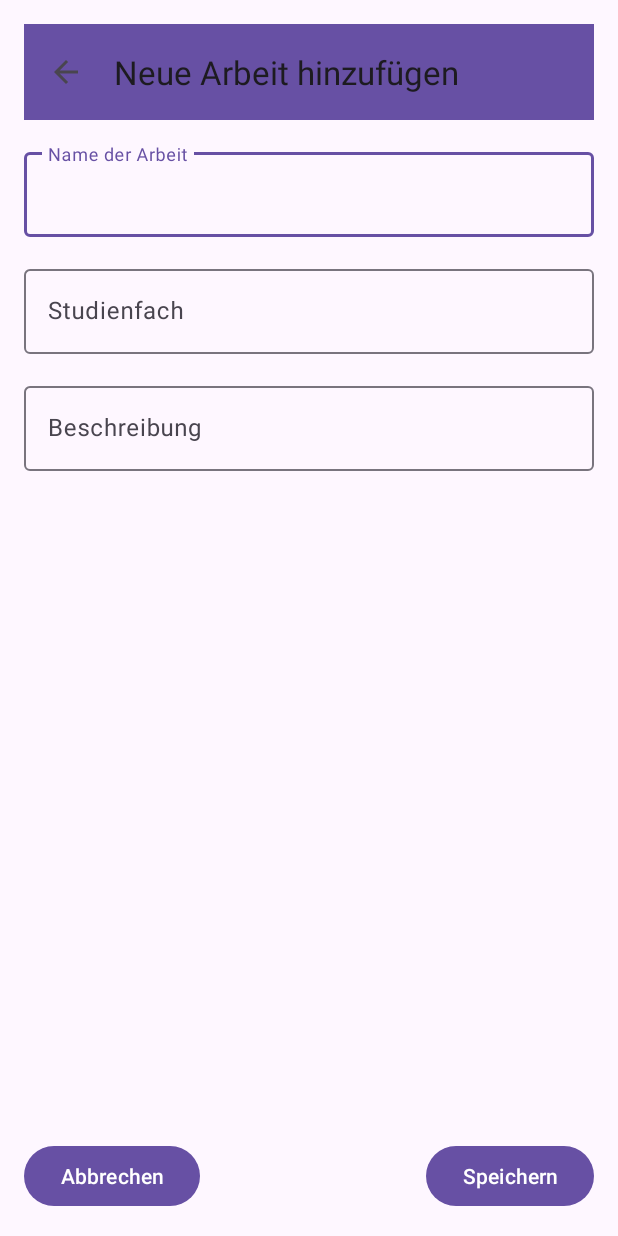
After one commit to julesjausen/Betreuer_App, an Android app: the AddWorkActivity screen opened directly, with no data from a screen before it, on a phone screen of 412 x 824 dp. The commit adds this screen. Run offline under Robolectric (Android 15) with nearby library versions, the phone set to English and light mode, and no system bars; our stand-ins replace Firebase (no records; nobody signed in at launch, a user with empty details on screens opened directly).

```diff
--- a/app/build.gradle.kts
+++ b/app/build.gradle.kts
@@ -30,6 +30,8 @@ android {
 }
 
 dependencies {
+    implementation(platform("com.google.firebase:firebase-bom:32.5.0"))
+
     implementation("androidx.appcompat:appcompat:1.6.1")
     implementation("com.google.android.material:material:1.8.0")
     implementation("androidx.constraintlayout:constraintlayout:2.1.4")
--- a/app/src/main/AndroidManifest.xml
+++ b/app/src/main/AndroidManifest.xml
@@ -14,6 +14,9 @@
         android:supportsRtl="true"
         android:theme="@style/Theme.MyApplication"
         tools:targetApi="31">
+        <activity
+            android:name=".AddWorkActivity"
+            android:exported="false" />
         <activity
             android:name=".BetreuerActivity"
             android:exported="false" />
--- /dev/null
+++ b/app/src/main/java/com/example/myapplication/AddWorkActivity.java
@@ -0,0 +1,110 @@
+package com.example.myapplication;
+
+import androidx.appcompat.app.AppCompatActivity;
+import androidx.appcompat.widget.Toolbar;
+import android.os.Bundle;
+import android.view.View;
+import android.widget.Button;
+import android.widget.Toast;
+
+import com.google.android.material.textfield.TextInputEditText;
+import com.google.firebase.auth.FirebaseAuth;
+import com.google.firebase.firestore.FirebaseFirestore;
+
+import java.util.HashMap;
+import java.util.Map;
+
+public class AddWorkActivity extends AppCompatActivity {
+
+    private TextInputEditText editTextWorkName, editTextSubject, editTextDescription;
+    private FirebaseFirestore firestore;
+    private FirebaseAuth auth;
+
+    @Override
+    protected void onCreate(Bundle savedInstanceState) {
+        super.onCreate(savedInstanceState);
+        setContentView(R.layout.activity_add_work);
+
+        // Toolbar-Konfiguration
+        Toolbar toolbar = findViewById(R.id.toolbar);
+        setSupportActionBar(toolbar);
+        if (getSupportActionBar() != null) {
+            getSupportActionBar().setTitle("Neue Arbeit hinzufügen");
+            getSupportActionBar().setDisplayHomeAsUpEnabled(true);
+            getSupportActionBar().setDisplayShowHomeEnabled(true);
+        }
+
+        // Firebase-Instanzen
+        firestore = FirebaseFirestore.getInstance();
+        auth = FirebaseAuth.getInstance();
+
+        // EditTexts initialisieren
+        editTextWorkName = findViewById(R.id.editTextWorkName);
+        editTextSubject = findViewById(R.id.editTextSubject);
+        editTextDescription = findViewById(R.id.editTextDescription);
+
+        // Speichern-Button
+        Button buttonSave = findViewById(R.id.buttonSave);
+        buttonSave.setOnClickListener(new View.OnClickListener() {
+            @Override
+            public void onClick(View v) {
+                saveWork();
+            }
+        });
+
+        // Abbrechen-Button
+        Button buttonCancel = findViewById(R.id.buttonCancel);
+        buttonCancel.setOnClickListener(new View.OnClickListener() {
+            @Override
+            public void onClick(View v) {
+                // Schließe die Aktivität
+                finish();
+            }
+        });
+    }
+
+    private void saveWork() {
+        String workName = editTextWorkName.getText().toString().trim();
+        String subject = editTextSubject.getText().toString().trim();
+        String description = editTextDescription.getText().toString().trim();
+
+        // Validierung der Eingaben
+        if (workName.isEmpty() || subject.isEmpty() || description.isEmpty()) {
+            Toast.makeText(this, "Bitte alle Felder ausfüllen", Toast.LENGTH_SHORT).show();
+            return;
+        }
+
+        // Firebase UID des aktuellen Benutzers
+        String uid = auth.getCurrentUser() != null ? auth.getCurrentUser().getUid() : null;
+        if (uid == null) {
+            Toast.makeText(this, "Kein Benutzer angemeldet", Toast.LENGTH_SHORT).show();
+            return;
+        }
+
+        // Daten für die Firestore-Dokument
+        Map<String, Object> work = new HashMap<>();
+        work.put("betreuerUid", uid);
+        work.put("nameDerArbeit", workName);
+        work.put("studienfach", subject);
+        work.put("beschreibung", description);
+        work.put("zustand", "offen");
+        work.put("rechnungsstatusBetreuer", "N/A");
+        work.put("rechnungsstatusZweitgutachter", "N/A");
+
+        // Speichere die neue Arbeit in Firestore
+        firestore.collection("thesis").add(work)
+                .addOnSuccessListener(documentReference -> {
+                    Toast.makeText(AddWorkActivity.this, "Arbeit gespeichert", Toast.LENGTH_SHORT).show();
+                    // Schließe die Aktivität
+                    finish();
+                })
+                .addOnFailureListener(e -> Toast.makeText(AddWorkActivity.this, "Fehler beim Speichern der Arbeit", Toast.LENGTH_SHORT).show());
+    }
+
+    // Reagiere auf die Auswahl der Home/Up-Taste in der Toolbar
+    @Override
+    public boolean onSupportNavigateUp() {
+        onBackPressed();
+        return true;
+    }
+}
--- /dev/null
+++ b/app/src/main/res/layout/activity_add_work.xml
@@ -0,0 +1,83 @@
+<!-- res/layout/activity_add_work.xml -->
+<RelativeLayout xmlns:android="http://schemas.android.com/apk/res/android"
+    xmlns:app="http://schemas.android.com/apk/res-auto"
+    android:layout_width="match_parent"
+    android:layout_height="match_parent"
+    android:padding="16dp">
+
+    <androidx.appcompat.widget.Toolbar
+        android:id="@+id/toolbar"
+        android:layout_width="match_parent"
+        android:layout_height="?attr/actionBarSize"
+        android:background="?attr/colorPrimary"
+        app:title="Betreuer-App" />
+
+    <!-- TextInputLayout für den Namen der Arbeit -->
+    <com.google.android.material.textfield.TextInputLayout
+        android:id="@+id/textInputLayoutWorkName"
+        android:layout_width="match_parent"
+        android:layout_height="wrap_content"
+        android:layout_below="@id/toolbar"
+        android:layout_marginTop="16dp"
+        app:hintEnabled="true">
+
+        <com.google.android.material.textfield.TextInputEditText
+            android:id="@+id/editTextWorkName"
+            android:layout_width="match_parent"
+            android:layout_height="wrap_content"
+            android:hint="Name der Arbeit" />
+    </com.google.android.material.textfield.TextInputLayout>
+
+    <!-- TextInputLayout für das Studienfach -->
+    <com.google.android.material.textfield.TextInputLayout
+        android:id="@+id/textInputSubject"
+        android:layout_width="match_parent"
+        android:layout_height="wrap_content"
+        android:layout_below="@id/textInputLayoutWorkName"
+        android:layout_marginTop="16dp"
+        app:hintEnabled="true">
+
+        <com.google.android.material.textfield.TextInputEditText
+            android:id="@+id/editTextSubject"
+            android:layout_width="match_parent"
+            android:layout_height="wrap_content"
+            android:hint="Studienfach" />
+    </com.google.android.material.textfield.TextInputLayout>
+
+    <!-- TextInputLayout für die Beschreibung -->
+    <com.google.android.material.textfield.TextInputLayout
+        android:id="@+id/textInputDescription"
+        android:layout_width="match_parent"
+        android:layout_height="wrap_content"
+        android:layout_below="@id/textInputSubject"
+        android:layout_marginTop="16dp"
+        app:hintEnabled="true">
+
+        <com.google.android.material.textfield.TextInputEditText
+            android:id="@+id/editTextDescription"
+            android:layout_width="match_parent"
+            android:layout_height="wrap_content"
+            android:hint="Beschreibung" />
+    </com.google.android.material.textfield.TextInputLayout>
+
+    <!-- Button für "Speichern" -->
+    <Button
+        android:id="@+id/buttonSave"
+        android:layout_width="wrap_content"
+        android:layout_height="wrap_content"
+        android:layout_alignParentBottom="true"
+        android:layout_alignParentEnd="true"
+        android:text="Speichern" />
+
+    <!-- Button für "Abbrechen" -->
+    <Button
+        android:id="@+id/buttonCancel"
+        android:layout_width="wrap_content"
+        android:layout_height="wrap_content"
+        android:layout_alignParentBottom="true"
+        android:layout_alignParentStart="true"
+        android:text="Abbrechen" />
+
+    <!-- Platzhalter und Logik für zusätzliche Felder, die unter bestimmten Bedingungen aktiviert werden -->
+
+</RelativeLayout>
```
Also changed, not shown: app/src/main/java/com/example/myapplication/Arbeit.java (added, +18 -0 lines), app/src/main/java/com/example/myapplication/ArbeitAdapter.java (added, +55 -0 lines), app/src/main/java/com/example/myapplication/BetreuerActivity.java (+53 -0 lines), app/src/main/java/com/example/myapplication/LoginActivity.java (+25 -6 lines), app/src/main/java/com/example/myapplication/OffeneArbeitenFragment.java (+66 -11 lines), app/src/main/res/layout/activity_betreuer.xml (+15 -4 lines), app/src/main/res/layout/arbeit_item_betreuer.xml (added, +24 -0 lines), app/src/main/res/layout/fragment_offene_arbeiten.xml (+7 -16 lines), app/src/main/res/menu/main_menu.xml (added, +11 -0 lines).
